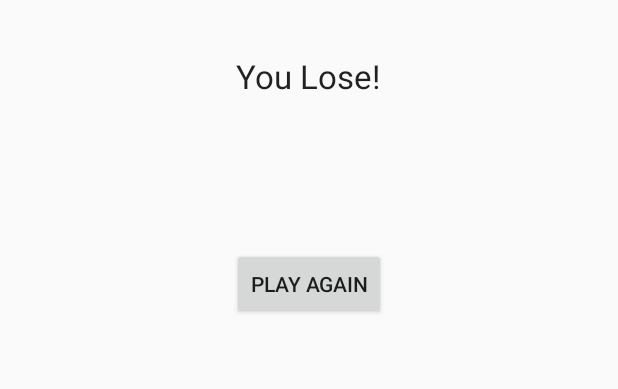
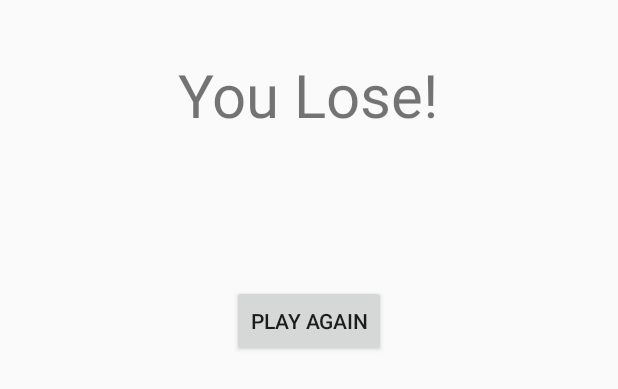
Before and after one commit to adaschnake/ScarneDice, an Android app: the layout activity_lose.xml on its own in the app's theme, with its tools: preview values and no code run, on a phone screen of 412 x 824 dp. Shown: the top 389 px of the screen. Run offline under Robolectric (Android 15) with nearby library versions, the phone set to English and light mode, and no system bars.

```diff
--- a/app/build.gradle
+++ b/app/build.gradle
@@ -27,3 +27,5 @@ dependencies {
     compile 'com.android.support:appcompat-v7:25.1.0'
     testCompile 'junit:junit:4.12'
 }
+
+apply plugin: 'com.google.gms.google-services'
--- a/app/src/main/res/layout/activity_lose.xml
+++ b/app/src/main/res/layout/activity_lose.xml
@@ -17,7 +17,7 @@
         android:layout_alignParentTop="true"
         android:layout_centerHorizontal="true"
         android:layout_marginTop="20dp"
-        android:textAppearance="@android:style/TextAppearance.Material.Large"
+        android:textSize="40dp"
         android:id="@+id/loseText" />
 
     <TextView
```
Also changed, not shown: 1 other file.
